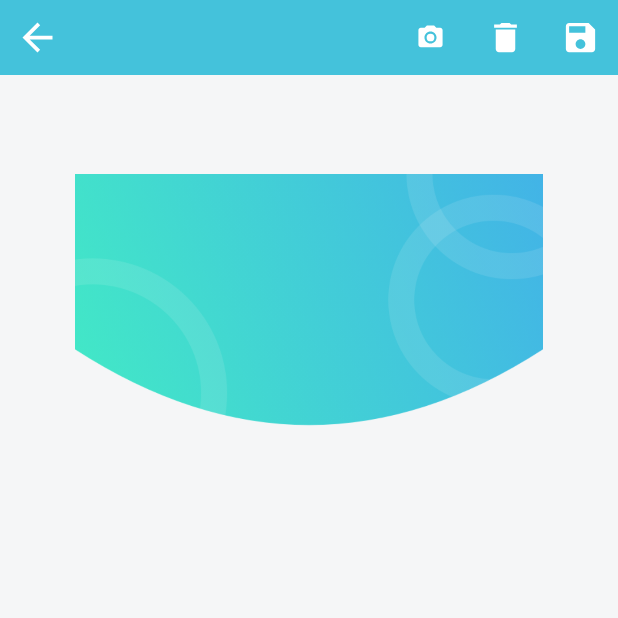
After one commit to egarifqi/SFM, an Android app: the ReportWinningAtStoreActivity screen opened directly, with no data from a screen before it, on a phone screen of 412 x 824 dp, the top half of it. The commit adds this screen. Run offline under Robolectric (Android 15) with nearby library versions, the phone set to English and light mode, and no system bars; our stand-ins replace Picasso; pictures from the network do not load.

Commit message:
UI report winning at store

```diff
--- a/app/build.gradle
+++ b/app/build.gradle
@@ -62,4 +62,5 @@ dependencies {
     implementation 'me.xdrop:fuzzywuzzy:1.2.0'
     implementation 'com.google.android.gms:play-services-drive:17.0.0'
     implementation 'com.google.android.gms:play-services-auth:17.0.0'
+    implementation 'com.squareup.picasso:picasso:2.71828'
 }
--- a/app/src/main/AndroidManifest.xml
+++ b/app/src/main/AndroidManifest.xml
@@ -12,6 +12,12 @@
     <uses-permission android:name="android.permission.ACCESS_NETWORK_STATE" />
     <uses-permission android:name="android.permission.ACCESS_COARSE_LOCATION" />
     <uses-permission android:name="android.permission.ACCESS_WIFI_STATE" />
+    <uses-feature
+        android:name="android.hardware.camera.any"
+        android:required="true" />
+    <uses-feature
+        android:name="android.hardware.camera.autofocus"
+        android:required="false" />
 
     <application
         android:allowBackup="true"
@@ -24,7 +30,8 @@
         android:usesCleartextTraffic="true"
         tools:ignore="GoogleAppIndexingWarning"
         tools:replace="android:appComponentFactory">
-        <activity android:name=".ReportKondisiShelvingActivity"></activity>
+        <activity android:name=".ReportWinningAtStoreActivity"></activity>
+        <activity android:name=".ReportKondisiShelvingActivity" />
         <activity android:name=".KondisiTokoActivity" />
         <activity android:name=".RRingkasanEminaActivity" />
         <activity android:name=".RRingkasanWardahActivity" />
--- a/app/src/main/java/com/example/sfmtesting/KondisiTokoActivity.java
+++ b/app/src/main/java/com/example/sfmtesting/KondisiTokoActivity.java
@@ -44,7 +44,6 @@ public class KondisiTokoActivity extends AppCompatActivity implements View.OnCli
     @Override
     public void onClick(View view) {
         if(view == layoutKondisiShelving){
-            Toast.makeText(KondisiTokoActivity.this, "Kondisi Shelving ....", Toast.LENGTH_SHORT).show();
             startActivity(new Intent(KondisiTokoActivity.this, ReportKondisiShelvingActivity.class));
         }
 
--- a/app/src/main/java/com/example/sfmtesting/ReportKondisiShelvingActivity.java
+++ b/app/src/main/java/com/example/sfmtesting/ReportKondisiShelvingActivity.java
@@ -2,6 +2,8 @@ package com.example.sfmtesting;
 
 import androidx.appcompat.app.AppCompatActivity;
 
+import android.content.Intent;
+import android.content.SharedPreferences;
 import android.os.Bundle;
 import android.view.View;
 import android.widget.RelativeLayout;
@@ -15,6 +17,8 @@ public class ReportKondisiShelvingActivity extends AppCompatActivity implements
     TextView titleNamaToko;
     RelativeLayout layoutWinningAtStore;
     RelativeLayout layoutDoubleImplementation;
+
+    SharedPreferences tokoPref;
 
     @Override
     protected void onCreate(Bundle savedInstanceState) {
@@ -36,11 +40,11 @@ public class ReportKondisiShelvingActivity extends AppCompatActivity implements
     @Override
     public void onClick(View view) {
         if (view == layoutDoubleImplementation){
-            Toast.makeText(ReportKondisiShelvingActivity.this, "Report Kondisi Shelving...", Toast.LENGTH_SHORT).show();
+            Toast.makeText(ReportKondisiShelvingActivity.this, "Double Implementation...", Toast.LENGTH_SHORT).show();
         }
 
         if (view == layoutWinningAtStore){
-//            Toast.makeText();
+            startActivity(new Intent(ReportKondisiShelvingActivity.this, ReportWinningAtStoreActivity.class));
         }
 
     }
--- /dev/null
+++ b/app/src/main/java/com/example/sfmtesting/ReportWinningAtStoreActivity.java
@@ -0,0 +1,158 @@
+package com.example.sfmtesting;
+
+import androidx.annotation.Nullable;
+import androidx.appcompat.app.AppCompatActivity;
+
+import android.app.Activity;
+import android.content.ContentResolver;
+import android.content.ContentValues;
+import android.content.Context;
+import android.content.Intent;
+import android.content.SharedPreferences;
+import android.database.Cursor;
+import android.graphics.Bitmap;
+import android.graphics.Matrix;
+import android.net.Uri;
+import android.os.Bundle;
+import android.provider.MediaStore;
+import android.util.Log;
+import android.view.View;
+import android.view.ViewGroup;
+import android.widget.BaseAdapter;
+import android.widget.GridView;
+import android.widget.ImageView;
+
+import com.squareup.picasso.Picasso;
+
+import java.util.ArrayList;
+import java.util.Random;
+
+public class ReportWinningAtStoreActivity extends AppCompatActivity implements View.OnClickListener {
+
+    ImageView wasBackButton;
+    ImageView wasCameraButton;
+    ImageView wasDeleteButton;
+    ImageView wasSaveButton;
+    ImageView wasPhotoTaken;
+    GridView wasGridPhoto;
+    WasImageAdapter wasImageAdapter;
+
+    SharedPreferences tokoPref;
+    String namaToko;
+    Uri imageUri;
+    Random rand;
+    Bitmap thumbnail;
+    Object imageurl;
+    ArrayList<Bitmap> wasPhotoList;
+
+    @Override
+    protected void onCreate(Bundle savedInstanceState) {
+        super.onCreate(savedInstanceState);
+        setContentView(R.layout.activity_report_winning_at_store);
+
+        wasBackButton = findViewById(R.id.was_back_button);
+        wasCameraButton = findViewById(R.id.was_camera_button);
+        wasDeleteButton = findViewById(R.id.was_delete_button);
+        wasSaveButton = findViewById(R.id.was_save_button);
+        wasPhotoTaken = findViewById(R.id.was_photo_taken);
+        wasGridPhoto = findViewById(R.id.was_grid_photo);
+
+        tokoPref = getApplicationContext().getSharedPreferences("TokoPref",0);
+        namaToko = tokoPref.getString("partner_name","");
+        rand = new Random();
+        wasPhotoList = new ArrayList<Bitmap>();
+        wasImageAdapter = new WasImageAdapter(this,wasPhotoList);
+        wasGridPhoto.setAdapter(wasImageAdapter);
+
+        wasBackButton.setOnClickListener(this);
+        wasCameraButton.setOnClickListener(this);
+        wasDeleteButton.setOnClickListener(this);
+        wasSaveButton.setOnClickListener(this);
+    }
+
+    @Override
+    public void onClick(View view) {
+        if (view == wasBackButton){
+            onBackPressed();
+        }
+
+        if (view == wasCameraButton){
+            ContentValues values = new ContentValues();
+            imageUri = getContentResolver().insert(MediaStore.Images.Media.EXTERNAL_CONTENT_URI, values);
+            Intent intent = new Intent(MediaStore.ACTION_IMAGE_CAPTURE);
+            intent.putExtra(MediaStore.EXTRA_OUTPUT, imageUri);
+            startActivityForResult(intent, 0);
+        }
+
+        if (view == wasDeleteButton){
+
+        }
+
+        if (view == wasSaveButton){
+
+        }
+    }
+
+    @Override
+    protected void onActivityResult(int requestCode, int resultCode, @Nullable Intent data) {
+        switch (requestCode) {
+
+            case 0:
+                if (requestCode == 0)
+                    if (resultCode == Activity.RESULT_OK) {
+                        try {
+//                            thumbnail = (Bitmap)data.getExtras().get("data");
+                            thumbnail = MediaStore.Images.Media.getBitmap(getContentResolver(), imageUri);
+                            wasPhotoTaken.setImageBitmap(thumbnail);
+                            wasPhotoList.add(thumbnail);
+                            wasGridPhoto.setAdapter(wasImageAdapter);
+                        } catch (Exception e) {
+                            e.printStackTrace();
+                        }
+
+                    }
+        }
+    }
+
+    public class WasImageAdapter extends BaseAdapter {
+
+        Context context;
+        ArrayList<Bitmap> bitmaps;
+
+        public WasImageAdapter(Context context, ArrayList<Bitmap> bitmapList) {
+            this.context = context;
+            this.bitmaps = bitmapList;
+        }
+
+        @Override
+        public int getCount() {
+            return this.bitmaps.size();
+        }
+
+        @Override
+        public Object getItem(int i) {
+            return null;
+        }
+
+        @Override
+        public long getItemId(int i) {
+            return 0;
+        }
+
+        @Override
+        public View getView(int i, View view, ViewGroup viewGroup) {
+            ImageView image;
+
+            if(view == null){
+                image = new ImageView(this.context);
+                image.setScaleType(ImageView.ScaleType.CENTER_CROP);
+                image.setLayoutParams(new GridView.LayoutParams(290,290));
+            } else {
+                image = (ImageView) view;
+            }
+
+            image.setImageBitmap(this.bitmaps.get(i));
+            return image;
+        }
+    }
+}
--- /dev/null
+++ b/app/src/main/res/drawable/ic_arrow_back.xml
@@ -0,0 +1,9 @@
+<vector xmlns:android="http://schemas.android.com/apk/res/android"
+        android:width="24dp"
+        android:height="24dp"
+        android:viewportWidth="24.0"
+        android:viewportHeight="24.0">
+    <path
+        android:fillColor="#FF000000"
+        android:pathData="M20,11H7.83l5.59,-5.59L12,4l-8,8 8,8 1.41,-1.41L7.83,13H20v-2z"/>
+</vector>
--- /dev/null
+++ b/app/src/main/res/drawable/ic_delete.xml
@@ -0,0 +1,5 @@
+<vector android:height="24dp" android:tint="#000000"
+    android:viewportHeight="24.0" android:viewportWidth="24.0"
+    android:width="24dp" xmlns:android="http://schemas.android.com/apk/res/android">
+    <path android:fillColor="#FF000000" android:pathData="M6,19c0,1.1 0.9,2 2,2h8c1.1,0 2,-0.9 2,-2V7H6v12zM19,4h-3.5l-1,-1h-5l-1,1H5v2h14V4z"/>
+</vector>
--- /dev/null
+++ b/app/src/main/res/drawable/ic_save.xml
@@ -0,0 +1,5 @@
+<vector android:height="24dp" android:tint="#000000"
+    android:viewportHeight="24.0" android:viewportWidth="24.0"
+    android:width="24dp" xmlns:android="http://schemas.android.com/apk/res/android">
+    <path android:fillColor="#000000" android:pathData="M17,3L5,3c-1.11,0 -2,0.9 -2,2v14c0,1.1 0.89,2 2,2h14c1.1,0 2,-0.9 2,-2L21,7l-4,-4zM12,19c-1.66,0 -3,-1.34 -3,-3s1.34,-3 3,-3 3,1.34 3,3 -1.34,3 -3,3zM15,9L5,9L5,5h10v4z"/>
+</vector>
--- /dev/null
+++ b/app/src/main/res/layout/activity_report_winning_at_store.xml
@@ -0,0 +1,84 @@
+<?xml version="1.0" encoding="utf-8"?>
+<LinearLayout xmlns:android="http://schemas.android.com/apk/res/android"
+    xmlns:app="http://schemas.android.com/apk/res-auto"
+    xmlns:tools="http://schemas.android.com/tools"
+    android:layout_width="match_parent"
+    android:layout_height="match_parent"
+    android:background="#42E3E7EB"
+    tools:context="com.example.sfmtesting.ReportWinningAtStoreActivity"
+    android:orientation="vertical">
+
+    <LinearLayout
+        android:layout_width="match_parent"
+        android:layout_height="50dp"
+        android:background="#44c2db"
+        android:orientation="horizontal">
+
+        <ImageView
+            android:id="@+id/was_back_button"
+            android:layout_width="50dp"
+            android:layout_height="match_parent"
+            android:padding="10dp"
+            android:src="@drawable/ic_arrow_back"
+            android:scaleType="fitCenter"
+            android:tint="@color/white"/>
+
+        <View
+            android:layout_width="0dp"
+            android:layout_height="match_parent"
+            android:layout_weight="1"/>
+
+        <ImageView
+            android:id="@+id/was_camera_button"
+            android:layout_width="50dp"
+            android:layout_height="match_parent"
+            android:layout_marginVertical="15dp"
+            android:layout_marginHorizontal="0dp"
+            android:src="@drawable/ic_menu_camera"
+            android:scaleType="fitCenter"
+            android:tint="@color/white"/>
+
+        <ImageView
+            android:id="@+id/was_delete_button"
+            android:layout_width="50dp"
+            android:paddingVertical="12dp"
+            android:paddingHorizontal="5dp"
+            android:layout_height="match_parent"
+            android:src="@drawable/ic_delete"
+            android:scaleType="fitCenter"
+            android:tint="@color/white"/>
+
+        <ImageView
+            android:id="@+id/was_save_button"
+            android:layout_width="50dp"
+            android:layout_height="match_parent"
+            android:paddingVertical="12dp"
+            android:src="@drawable/ic_save"
+            android:scaleType="fitCenter"
+            android:tint="@color/white"/>
+
+    </LinearLayout>
+
+    <ImageView
+        android:id="@+id/was_photo_taken"
+        android:layout_width="match_parent"
+        android:layout_height="300dp"
+        android:padding="50dp"
+        android:src="@drawable/bgheader"/>
+
+    <GridView
+        android:id="@+id/was_grid_photo"
+        android:layout_width="match_parent"
+        android:layout_marginHorizontal="2dp"
+        android:layout_height="0dp"
+        android:layout_weight="1"
+        android:numColumns="4"
+        android:columnWidth="290dp"
+        android:verticalSpacing="4dp"
+        android:gravity="center"
+        >
+
+    </GridView>
+
+
+</LinearLayout>
```
Also changed, not shown: 3 other files.
